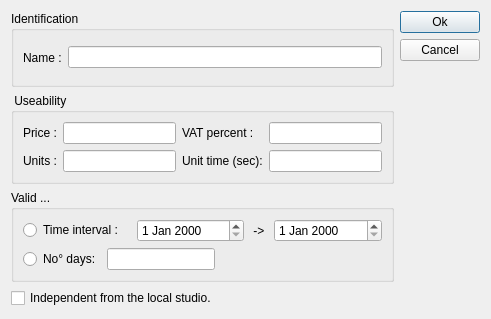
Above: client/dlgpatientcardtypeedit.ui from tbikfalvi/Belenus before the change. Below: the same form after it.
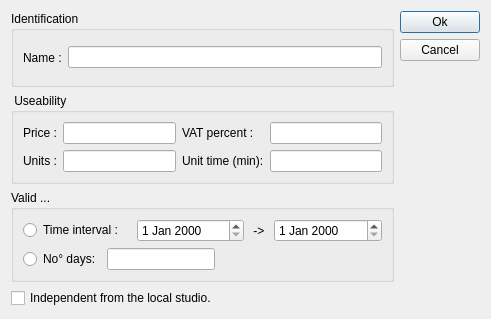
That is the form after the change.

Patch:
```diff
--- a/client/dlgpatientcardtypeedit.ui
+++ b/client/dlgpatientcardtypeedit.ui
@@ -77,7 +77,7 @@
         <item row="1" column="2">
          <widget class="QLabel" name="lblUnitTime">
           <property name="text">
-           <string>Unit time (sec):</string>
+           <string>Unit time (min):</string>
           </property>
          </widget>
         </item>
```
